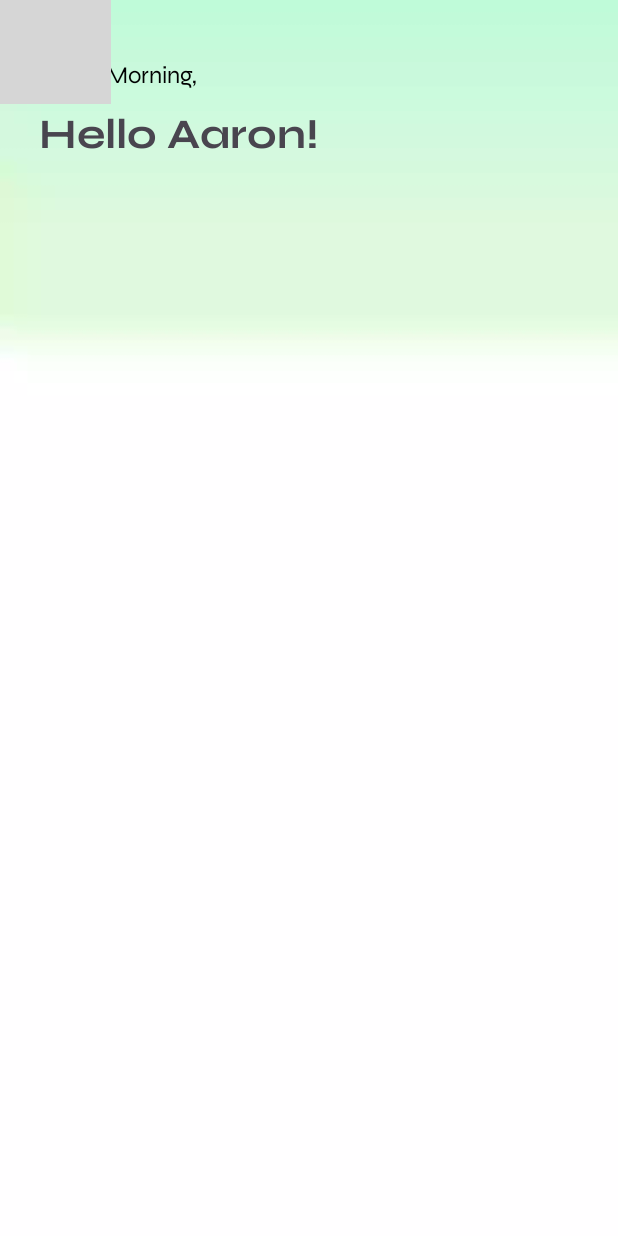
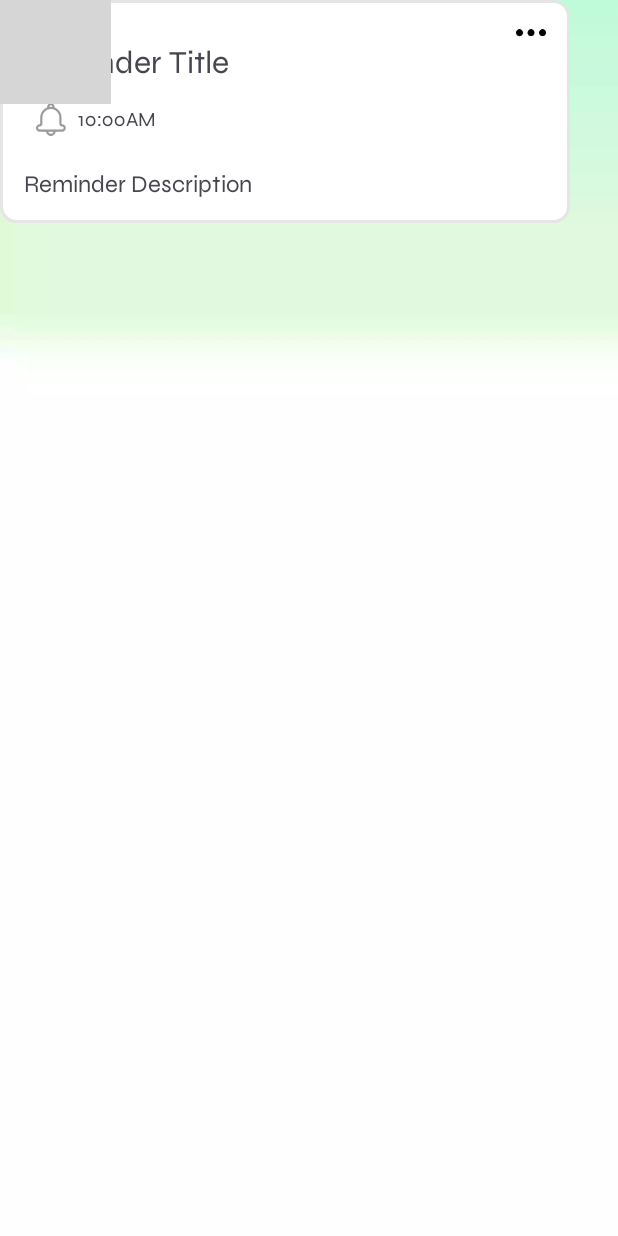
Before and after one commit to ejpalen/RemindMe, an Android app: the layout activity_homepage.xml on its own in the app's theme, with its tools: preview values and no code run, on a phone screen of 412 x 824 dp. Run offline under Robolectric (Android 15) with nearby library versions, the phone set to English and light mode, and no system bars; grey boxes are pictures that could not be loaded.

Commit message:
Homepage-Update: Header done, Design and Code for cards or reminder list

```diff
--- a/app/src/main/res/layout/activity_add_reminder.xml
+++ b/app/src/main/res/layout/activity_add_reminder.xml
@@ -44,7 +44,7 @@
     </FrameLayout>
 
     <TextView
-        android:id="@+id/textView"
+        android:id="@+id/userNameText"
         android:layout_width="wrap_content"
         android:layout_height="wrap_content"
         android:layout_marginTop="40dp"
@@ -71,7 +71,7 @@
         app:layout_constraintEnd_toEndOf="parent"
         app:layout_constraintHorizontal_bias="0.5"
         app:layout_constraintStart_toStartOf="parent"
-        app:layout_constraintTop_toBottomOf="@+id/textView">
+        app:layout_constraintTop_toBottomOf="@+id/userNameText">
 
         <EditText
             android:id="@+id/descriptioninput"
--- a/app/src/main/res/layout/activity_homepage.xml
+++ b/app/src/main/res/layout/activity_homepage.xml
@@ -60,12 +60,68 @@
         tools:srcCompat="@tools:sample/avatars" />
 
     <!-- RecyclerView to display reminder cards -->
-    <androidx.recyclerview.widget.RecyclerView
-        android:id="@+id/reminderRecyclerView"
-        android:layout_width="365dp"
-        android:layout_height="410dp"
-        android:layout_below="@id/userNameText"
-        tools:layout_editor_absoluteX="16dp"
-        tools:layout_editor_absoluteY="204dp" />
+
+    <LinearLayout
+        android:layout_width="380dp"
+        android:layout_height="wrap_content"
+        android:background="@drawable/border_form"
+        android:orientation="vertical"
+        android:padding="16dp"
+        tools:layout_editor_absoluteX="15dp"
+        tools:layout_editor_absoluteY="186dp">
+
+        <ImageView
+            android:id="@+id/expandIcon"
+            android:layout_width="20dp"
+            android:layout_height="wrap_content"
+            android:layout_gravity="end"
+            android:contentDescription="Expand Icon"
+            android:src="@drawable/menu" />
+
+        <TextView
+            android:id="@+id/titleText"
+            android:layout_width="wrap_content"
+            android:layout_height="wrap_content"
+            android:fontFamily="@font/syne"
+            android:text="Reminder Title"
+            android:textSize="21sp" />
+
+            <LinearLayout
+                android:layout_width="350dp"
+                android:layout_height="50dp"
+                android:orientation="horizontal"
+                android:padding="8dp"
+                tools:layout_editor_absoluteX="15dp"
+                tools:layout_editor_absoluteY="186dp">
+
+                <ImageView
+                    android:id="@+id/alarm"
+                    android:layout_width="20dp"
+                    android:layout_height="wrap_content"
+                    android:contentDescription="Alarm"
+                    android:src="@drawable/alarm" />
+
+                <TextView
+                    android:id="@+id/dueDateText"
+                    android:layout_width="wrap_content"
+                    android:layout_height="wrap_content"
+                    android:layout_marginTop="8dp"
+                    android:layout_marginLeft="8dp"
+                    android:fontFamily="@font/syne"
+                    android:text="10:00AM"
+                    android:textSize="13sp" />
+            </LinearLayout>
+
+        <TextView
+            android:id="@+id/descriptionText"
+            android:layout_width="wrap_content"
+            android:layout_height="wrap_content"
+            android:layout_marginTop="8dp"
+            android:fontFamily="@font/syne"
+            android:text="Reminder Description"
+            android:textSize="16sp" />
+
+    </LinearLayout>
+
 
 </androidx.constraintlayout.widget.ConstraintLayout>
```
Also changed, not shown: app/src/main/java/com/example/remindme/Homepage.java (+47 -21 lines), app/src/main/res/drawable/alarm.png (added), app/src/main/res/drawable/menu.png (added).
